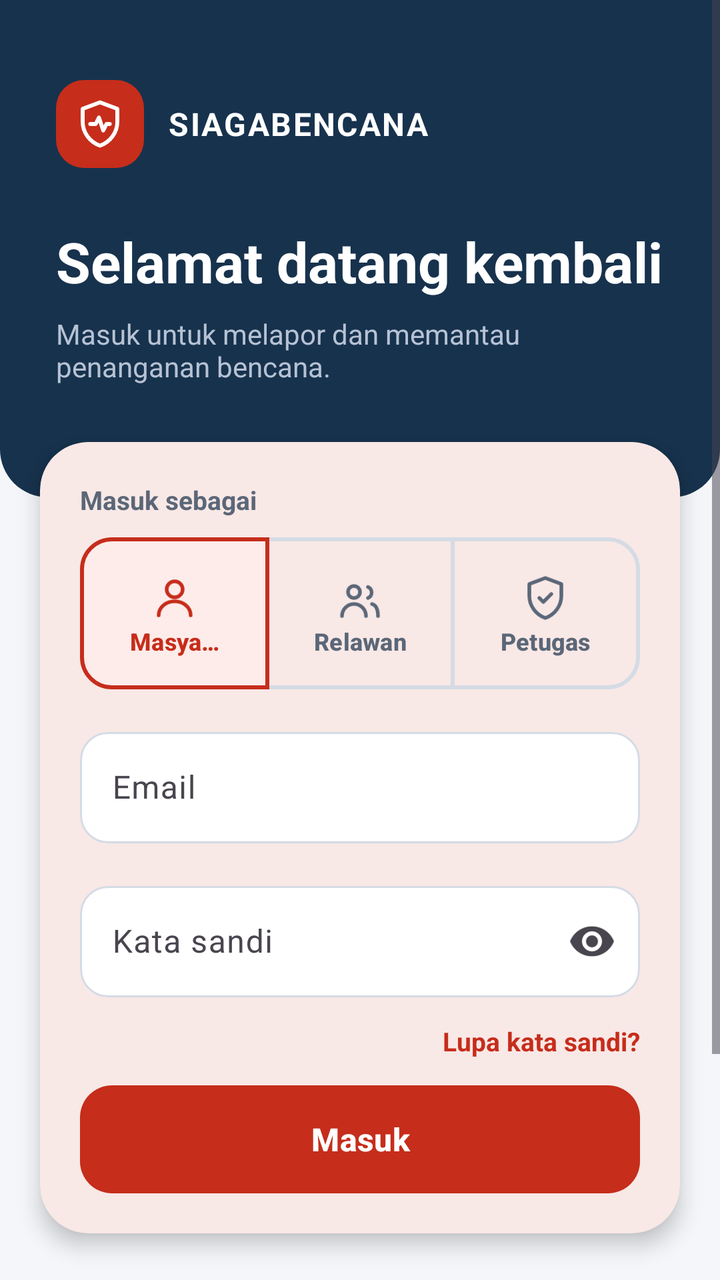
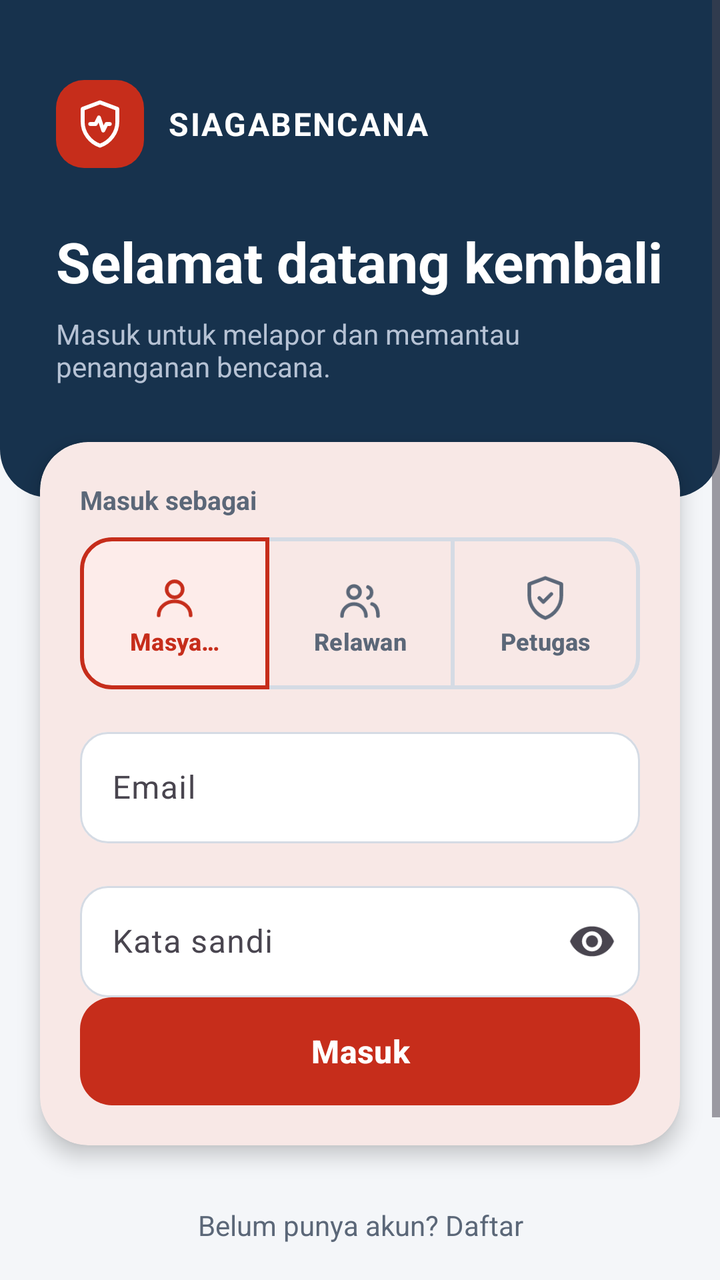

An Android layout rendered at two revisions. The XML below is the earlier revision; the diff shows what the commit changed to produce the second picture.
<!-- AndroidManifest.xml: application theme Theme.SiagaBencana -->
<!-- res/layout/activity_login.xml -->
<?xml version="1.0" encoding="utf-8"?>
<ScrollView xmlns:android="http://schemas.android.com/apk/res/android"
    xmlns:app="http://schemas.android.com/apk/res-auto"
    xmlns:tools="http://schemas.android.com/tools"
    android:layout_width="match_parent"
    android:layout_height="match_parent"
    android:background="@color/siaga_bg"
    android:fillViewport="true"
    tools:context=".LoginActivity">

    <LinearLayout
        android:layout_width="match_parent"
        android:layout_height="wrap_content"
        android:orientation="vertical">

        <LinearLayout
            android:layout_width="match_parent"
            android:layout_height="wrap_content"
            android:background="@drawable/bg_header_navy"
            android:orientation="vertical"
            android:paddingStart="28dp"
            android:paddingTop="40dp"
            android:paddingEnd="28dp"
            android:paddingBottom="56dp">

            <LinearLayout
                android:layout_width="wrap_content"
                android:layout_height="wrap_content"
                android:gravity="center_vertical"
                android:orientation="horizontal">

                <FrameLayout
                    android:layout_width="44dp"
                    android:layout_height="44dp"
                    android:background="@drawable/bg_logo_small">

                    <ImageView
                        android:layout_width="26dp"
                        android:layout_height="26dp"
                        android:layout_gravity="center"
                        android:importantForAccessibility="no"
                        android:src="@drawable/ic_logo"
                        app:tint="@color/white" />
                </FrameLayout>

                <TextView
                    android:layout_width="wrap_content"
                    android:layout_height="wrap_content"
                    android:layout_marginStart="12dp"
                    android:letterSpacing="0.05"
                    android:text="SIAGABENCANA"
                    android:textColor="@color/white"
                    android:textSize="16sp"
                    android:textStyle="bold" />
            </LinearLayout>

            <TextView
                android:id="@+id/tvHeaderTitle"
                android:layout_width="wrap_content"
                android:layout_height="wrap_content"
                android:layout_marginTop="28dp"
                android:text="Selamat datang kembali"
                android:textColor="@color/white"
                android:textSize="28sp"
                android:textStyle="bold" />

            <TextView
                android:id="@+id/tvHeaderSubtitle"
                android:layout_width="wrap_content"
                android:layout_height="wrap_content"
                android:layout_marginTop="8dp"
                android:text="Masuk untuk melapor dan memantau penanganan bencana."
                android:textColor="@color/siaga_on_navy_muted"
                android:textSize="14sp" />
        </LinearLayout>

        <com.google.android.material.card.MaterialCardView
            style="@style/Widget.Siaga.Card"
            android:layout_width="match_parent"
            android:layout_height="wrap_content"
            android:layout_marginStart="20dp"
            android:layout_marginTop="-28dp"
            android:layout_marginEnd="20dp"
            app:cardCornerRadius="24dp"
            app:cardElevation="6dp">

            <LinearLayout
                android:layout_width="match_parent"
                android:layout_height="wrap_content"
                android:orientation="vertical"
                android:padding="20dp">

                <TextView
                    android:id="@+id/tvRoleLabel"
                    style="@style/SiagaLabel"
                    android:layout_width="wrap_content"
                    android:layout_height="wrap_content"
                    android:text="Masuk sebagai" />

                <com.google.android.material.button.MaterialButtonToggleGroup
                    android:id="@+id/toggleRole"
                    android:layout_width="match_parent"
                    android:layout_height="wrap_content"
                    android:layout_marginTop="10dp"
                    app:checkedButton="@id/btnRoleMasyarakat"
                    app:selectionRequired="true"
                    app:singleSelection="true">

                    <com.google.android.material.button.MaterialButton
                        android:id="@+id/btnRoleMasyarakat"
                        style="@style/Widget.Siaga.Button.Role"
                        android:layout_width="0dp"
                        android:layout_height="wrap_content"
                        android:layout_weight="1"
                        android:text="Masyarakat"
                        app:icon="@drawable/ic_person" />

                    <com.google.android.material.button.MaterialButton
                        android:id="@+id/btnRoleRelawan"
                        style="@style/Widget.Siaga.Button.Role"
                        android:layout_width="0dp"
                        android:layout_height="wrap_content"
                        android:layout_weight="1"
                        android:text="Relawan"
                        app:icon="@drawable/ic_group" />

                    <com.google.android.material.button.MaterialButton
                        android:id="@+id/btnRolePetugas"
                        style="@style/Widget.Siaga.Button.Role"
                        android:layout_width="0dp"
                        android:layout_height="wrap_content"
                        android:layout_weight="1"
                        android:text="Petugas"
                        app:icon="@drawable/ic_shield" />
                </com.google.android.material.button.MaterialButtonToggleGroup>

                <com.google.android.material.textfield.TextInputLayout
                    android:id="@+id/tilNama"
                    style="@style/Widget.Siaga.Input"
                    android:layout_width="match_parent"
                    android:layout_height="wrap_content"
                    android:layout_marginTop="20dp"
                    android:hint="Nama Lengkap"
                    android:visibility="gone">

                    <com.google.android.material.textfield.TextInputEditText
                        android:id="@+id/etNama"
                        android:layout_width="match_parent"
                        android:layout_height="wrap_content"
                        android:inputType="textPersonName"
                        android:maxLines="1" />
                </com.google.android.material.textfield.TextInputLayout>

                <com.google.android.material.textfield.TextInputLayout
                    android:id="@+id/tilEmail"
                    style="@style/Widget.Siaga.Input"
                    android:layout_width="match_parent"
                    android:layout_height="wrap_content"
                    android:layout_marginTop="16dp"
                    android:hint="Email">

                    <com.google.android.material.textfield.TextInputEditText
                        android:id="@+id/etEmail"
                        android:layout_width="match_parent"
                        android:layout_height="wrap_content"
                        android:inputType="textEmailAddress"
                        android:maxLines="1" />
                </com.google.android.material.textfield.TextInputLayout>

                <com.google.android.material.textfield.TextInputLayout
                    android:id="@+id/tilNoHp"
                    style="@style/Widget.Siaga.Input"
                    android:layout_width="match_parent"
                    android:layout_height="wrap_content"
                    android:layout_marginTop="16dp"
                    android:hint="Nomor HP (Opsional)"
                    android:visibility="gone">

                    <com.google.android.material.textfield.TextInputEditText
                        android:id="@+id/etNoHp"
                        android:layout_width="match_parent"
                        android:layout_height="wrap_content"
                        android:inputType="phone"
                        android:maxLines="1" />
                </com.google.android.material.textfield.TextInputLayout>

                <com.google.android.material.textfield.TextInputLayout
                    android:id="@+id/tilPassword"
                    style="@style/Widget.Siaga.Input"
                    android:layout_width="match_parent"
                    android:layout_height="wrap_content"
                    android:layout_marginTop="16dp"
                    android:hint="Kata sandi"
                    app:endIconMode="password_toggle">

                    <com.google.android.material.textfield.TextInputEditText
                        android:id="@+id/etPassword"
                        android:layout_width="match_parent"
                        android:layout_height="wrap_content"
                        android:inputType="textPassword"
                        android:maxLines="1" />
                </com.google.android.material.textfield.TextInputLayout>

                <com.google.android.material.textfield.TextInputLayout
                    android:id="@+id/tilConfirmPassword"
                    style="@style/Widget.Siaga.Input"
                    android:layout_width="match_parent"
                    android:layout_height="wrap_content"
                    android:layout_marginTop="16dp"
                    android:hint="Konfirmasi Kata Sandi"
                    android:visibility="gone"
                    app:endIconMode="password_toggle">

                    <com.google.android.material.textfield.TextInputEditText
                        android:id="@+id/etConfirmPassword"
                        android:layout_width="match_parent"
                        android:layout_height="wrap_content"
                        android:inputType="textPassword"
                        android:maxLines="1" />
                </com.google.android.material.textfield.TextInputLayout>

                <TextView
                    android:id="@+id/tvLupaSandi"
                    android:layout_width="wrap_content"
                    android:layout_height="44dp"
                    android:layout_gravity="end"
                    android:background="?attr/selectableItemBackground"
                    android:gravity="center_vertical"
                    android:text="Lupa kata sandi?"
                    android:textColor="@color/siaga_red"
                    android:textSize="13sp"
                    android:textStyle="bold" />

                <com.google.android.material.progressindicator.LinearProgressIndicator
                    android:id="@+id/progressLogin"
                    android:layout_width="match_parent"
                    android:layout_height="wrap_content"
                    android:layout_marginBottom="8dp"
                    android:indeterminate="true"
                    android:visibility="gone"
                    app:indicatorColor="@color/siaga_red" />

                <com.google.android.material.button.MaterialButton
                    android:id="@+id/btnMasuk"
                    style="@style/Widget.Siaga.Button"
                    android:layout_width="match_parent"
                    android:layout_height="wrap_content"
                    android:text="Masuk" />
            </LinearLayout>
        </com.google.android.material.card.MaterialCardView>

        <TextView
            android:id="@+id/tvDaftar"
            style="@style/SiagaBody"
            android:layout_width="match_parent"
            android:layout_height="48dp"
            android:layout_marginTop="16dp"
            android:gravity="center"
            android:text="Belum punya akun? Daftar" />

        <TextView
            android:id="@+id/tvInfoRole"
            style="@style/SiagaCaption"
            android:layout_width="match_parent"
            android:layout_height="wrap_content"
            android:layout_margin="20dp"
            android:background="@drawable/bg_info_blue"
            android:lineSpacingExtra="2dp"
            android:padding="12dp"
            android:text="Relawan dan Petugas memakai akun yang sudah didaftarkan admin BPBD."
            android:textColor="@color/badge_low_text" />
    </LinearLayout>
</ScrollView>
<!-- resources referenced by this layout -->
<resources>
  <color name="badge_low_text">#1D3FA8</color>
  <color name="siaga_bg">#F4F6F9</color>
  <color name="siaga_on_navy_muted">#B6C2D4</color>
  <color name="siaga_red">#C62D1B</color>
  <color name="white">#FFFFFF</color>
  <!-- drawable bg_header_navy (drawable) -->
  <?xml version="1.0" encoding="utf-8"?>
  <shape xmlns:android="http://schemas.android.com/apk/res/android"
      android:shape="rectangle">
      <solid android:color="#17324D" />
      <corners android:bottomLeftRadius="24dp" android:bottomRightRadius="24dp" />
  </shape>
  <!-- drawable bg_info_blue (drawable) -->
  <?xml version="1.0" encoding="utf-8"?>
  <shape xmlns:android="http://schemas.android.com/apk/res/android" android:shape="rectangle">
      <solid android:color="@color/badge_low_bg" />
      <corners android:radius="14dp" />
  </shape>
  <!-- drawable bg_logo_small (drawable) -->
  <?xml version="1.0" encoding="utf-8"?>
  <shape xmlns:android="http://schemas.android.com/apk/res/android" android:shape="rectangle">
      <solid android:color="@color/siaga_red" />
      <corners android:radius="14dp" />
  </shape>
  <style name="SiagaBody">
          <item name="android:textSize">14sp</item>
          <item name="android:lineSpacingExtra">3dp</item>
          <item name="android:textColor">@color/siaga_text_secondary</item>
      </style>
  <style name="SiagaCaption">
          <item name="android:textSize">12sp</item>
          <item name="android:textColor">@color/siaga_text_secondary</item>
      </style>
  <style name="SiagaLabel">
          <item name="android:textSize">13sp</item>
          <item name="android:textStyle">bold</item>
          <item name="android:textColor">@color/siaga_text_secondary</item>
      </style>
  <style name="Widget.Siaga.Button" parent="Widget.Material3.Button">
          <item name="android:minHeight">54dp</item>
          <item name="android:textSize">16sp</item>
          <item name="android:textStyle">bold</item>
          <item name="android:textAllCaps">false</item>
          <item name="android:insetTop">0dp</item>
          <item name="android:insetBottom">0dp</item>
          <item name="cornerRadius">16dp</item>
          <item name="backgroundTint">@color/siaga_red</item>
      </style>
  <style name="Widget.Siaga.Card" parent="Widget.Material3.CardView.Elevated">
          <item name="cardBackgroundColor">@color/white</item>
          <item name="cardCornerRadius">18dp</item>
          <item name="cardElevation">1dp</item>
      </style>
  <style name="Widget.Siaga.Input" parent="Widget.Material3.TextInputLayout.OutlinedBox">
          <item name="boxCornerRadiusTopStart">14dp</item>
          <item name="boxCornerRadiusTopEnd">14dp</item>
          <item name="boxCornerRadiusBottomStart">14dp</item>
          <item name="boxCornerRadiusBottomEnd">14dp</item>
          <item name="boxBackgroundColor">@color/white</item>
          <item name="boxStrokeColor">@color/input_stroke_color</item>
          <item name="hintTextColor">@color/siaga_red</item>
      </style>
  <color name="badge_low_bg">#E0E9FF</color>
  <color name="siaga_text_secondary">#5B6778</color>
  <color name="siaga_red_soft">#FDECEA</color>
  <color name="siaga_navy">#0F1B2D</color>
  <color name="siaga_error">#B3261E</color>
  <style name="Widget.Siaga.BottomNav" parent="Widget.Material3.BottomNavigationView">
          <item name="backgroundTint">@color/white</item>
          <item name="itemIconTint">@color/nav_item_color</item>
          <item name="itemTextColor">@color/nav_item_color</item>
          <item name="labelVisibilityMode">labeled</item>
          <item name="itemActiveIndicatorStyle">@style/Widget.Siaga.NavIndicator</item>
      </style>
  <style name="Widget.Siaga.NavIndicator" parent="Widget.Material3.BottomNavigationView.ActiveIndicator">
          <item name="android:color">@color/transparent</item>
      </style>
  <color name="transparent">#00000000</color>
  <!-- unchanged entries left out for length: 6 -->
</resources>

<!-- the commit's change to res/layout/activity_login.xml (unified diff, before → after) -->
@@ -219,17 +219,7 @@
                         android:maxLines="1" />
                 </com.google.android.material.textfield.TextInputLayout>
 
-                <TextView
-                    android:id="@+id/tvLupaSandi"
-                    android:layout_width="wrap_content"
-                    android:layout_height="44dp"
-                    android:layout_gravity="end"
-                    android:background="?attr/selectableItemBackground"
-                    android:gravity="center_vertical"
-                    android:text="Lupa kata sandi?"
-                    android:textColor="@color/siaga_red"
-                    android:textSize="13sp"
-                    android:textStyle="bold" />
+
 
                 <com.google.android.material.progressindicator.LinearProgressIndicator
                     android:id="@+id/progressLogin"
